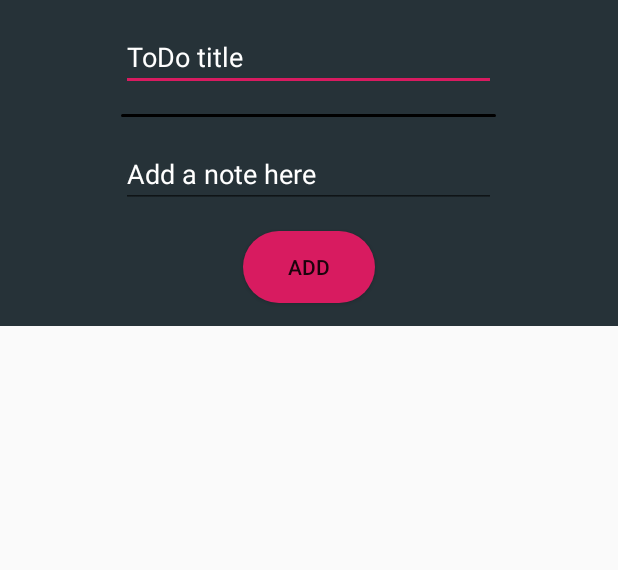
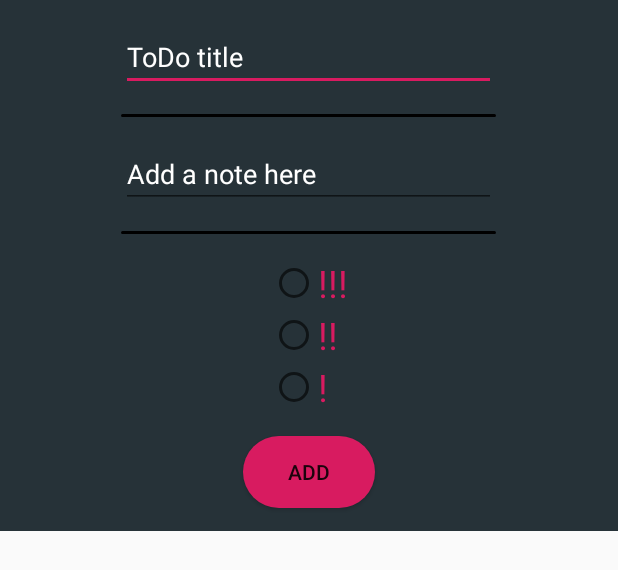
Before and after one commit to schaepersliam/OpenToDo, an Android app: the layout custom_alertdialog_edit_todo.xml on its own in the app's theme, with its tools: preview values and no code run, on a phone screen of 412 x 824 dp. Shown: the top 570 px of the screen. Run offline under Robolectric (Android 15) with nearby library versions, the phone set to English and light mode, and no system bars.

Commit message:
New Feature: You can now add a priority to a ToDo(like !,!!,!!!)

```diff
--- a/app/src/main/java/com/example/schae/opentodo/data/Contract.java
+++ b/app/src/main/java/com/example/schae/opentodo/data/Contract.java
@@ -18,6 +18,7 @@ public class Contract {
         public static final String COLUMN_TODO = "todo";
         public static final String COLUMN_CHECKBOX = "checkbox";
         public static final String COLUMN_NOTE = "note";
+        public static final String COLUMN_PRIORITY_STATE = "priority";
 
         public static final int COLUMN_CHECKBOX_CHECKED = 1;
 
--- a/app/src/main/java/com/example/schae/opentodo/data/ItemInfo.java
+++ b/app/src/main/java/com/example/schae/opentodo/data/ItemInfo.java
@@ -10,6 +10,7 @@ public class ItemInfo {
     private boolean mCheckState;
     private boolean mPrevRemoved;
     private String mNote;
+    private int mPriorityState; //0 -> none; 1 -> low; 2 -> mid; 3 -> high
 
     public void setChecked(boolean checked) {
         mCheckState = checked;
@@ -21,20 +22,23 @@ public class ItemInfo {
 
     public void setText(String text) {mText = text;}
     public void setNote(String note) {mNote = note;}
+    public void setPriorityState(int state) {mPriorityState = state;}
 
     public Uri getUri() {return mUri;}
     public int getId() {return mId;}
     public String getText() {return mText;}
     public boolean getChecked() {return mCheckState;}
     public String getNote() {return mNote;}
+    public int getPriorityState() {return mPriorityState;}
 
     public boolean getPrevRemoved() {return mPrevRemoved;}
 
-    public ItemInfo(Uri uri,int id,String text,String note, boolean checked,boolean prevRemoved) {
+    public ItemInfo(Uri uri,int id,String text,String note, int PriorityState, boolean checked,boolean prevRemoved) {
         mUri = uri;
         mId = id;
         mText = text;
         mNote = note;
+        mPriorityState = PriorityState;
         mCheckState = checked;
         mPrevRemoved = prevRemoved;
     }
--- a/app/src/main/java/com/example/schae/opentodo/data/SQLiteHelper.java
+++ b/app/src/main/java/com/example/schae/opentodo/data/SQLiteHelper.java
@@ -7,7 +7,7 @@ import android.database.sqlite.SQLiteOpenHelper;
 public class SQLiteHelper extends SQLiteOpenHelper {
 
     private static final String DATABASE_NAME = "todos.db";
-    private static final int DATABASE_VERSION = 3;
+    private static final int DATABASE_VERSION = 4;
 
     SQLiteHelper(Context context) {
         super(context,DATABASE_NAME,null,DATABASE_VERSION);
@@ -19,7 +19,8 @@ public class SQLiteHelper extends SQLiteOpenHelper {
                 + Contract.Entry._ID + " INTEGER PRIMARY KEY AUTOINCREMENT, "
                 + Contract.Entry.COLUMN_TODO + " TEXT NOT NULL, "
                 + Contract.Entry.COLUMN_CHECKBOX + " INTEGER NOT NULL DEFAULT 0, "
-                + Contract.Entry.COLUMN_NOTE + " TEXT NOT NULL);";
+                + Contract.Entry.COLUMN_NOTE + " TEXT NOT NULL, "
+                + Contract.Entry.COLUMN_PRIORITY_STATE + " INTEGER NOT NULL DEFAULT 0);";
         db.execSQL(SQL_CREATE_TABLE);
     }
 
--- a/app/src/main/res/layout/custom_alertdialog_edit_todo.xml
+++ b/app/src/main/res/layout/custom_alertdialog_edit_todo.xml
@@ -38,13 +38,50 @@
         android:maxLines="3"
         android:inputType="textCapSentences|textMultiLine"/>
 
+    <View
+        android:layout_width="250dp"
+        android:layout_height="2dp"
+        android:background="@drawable/rounded_splitting_line"/>
 
+    <RadioGroup
+        android:layout_width="wrap_content"
+        android:layout_height="wrap_content"
+        android:orientation="vertical"
+        android:id="@+id/change_radio_group"
+        android:layout_marginTop="15dp">
+
+        <RadioButton
+            android:layout_width="wrap_content"
+            android:layout_height="wrap_content"
+            android:id="@+id/change_radiobutton_1"
+            android:text="@string/content_description_priority_high"
+            android:textSize="25sp"
+            android:textColor="@color/colorAccent"/>
+
+        <RadioButton
+            android:layout_width="wrap_content"
+            android:layout_height="wrap_content"
+            android:id="@+id/change_radiobutton_2"
+            android:text="@string/content_description_priority_mid"
+            android:textSize="25sp"
+            android:textColor="@color/colorAccent"/>
+
+        <RadioButton
+            android:layout_width="wrap_content"
+            android:layout_height="wrap_content"
+            android:id="@+id/change_radiobutton_3"
+            android:text="@string/content_description_priority_low"
+            android:textSize="25sp"
+            android:textColor="@color/colorAccent"/>
+
+    </RadioGroup>
 
     <Button
         android:layout_width="wrap_content"
         android:layout_height="wrap_content"
         android:text="@string/add_button_text"
         android:layout_marginBottom="15dp"
+        android:layout_marginTop="15dp"
         android:background="@drawable/rounded_button"
         android:id="@+id/dialog_add_todo"/>
 
--- a/app/src/main/res/values/strings.xml
+++ b/app/src/main/res/values/strings.xml
@@ -9,4 +9,7 @@
     <string name="add_button_text">Add</string>
     <string name="clear_all_todos_text">clear all todo\'s</string>
     <string name="alert_dialog_note">Add a note here</string>
+    <string name="content_description_priority_high">!!!</string>
+    <string name="content_description_priority_mid">!!</string>
+    <string name="content_description_priority_low">!</string>
 </resources>
```
Also changed, not shown: app/src/main/java/com/example/schae/opentodo/EntryAdapter.java (+27 -1 lines), app/src/main/java/com/example/schae/opentodo/MainActivity.java (+5 -3 lines).
